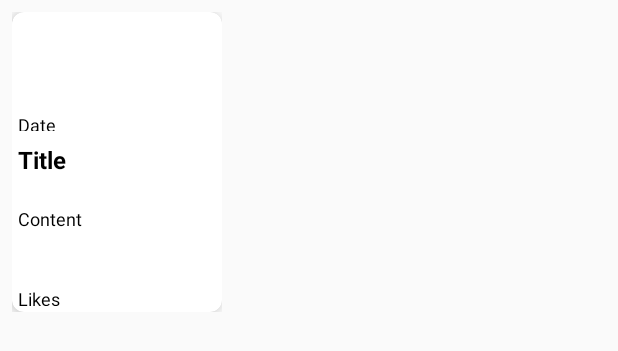
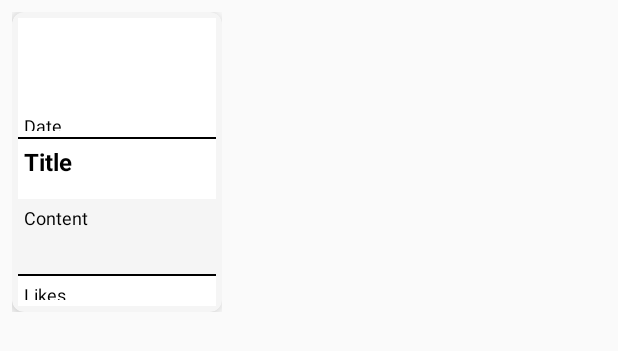
Before and after one commit to damanpreet97/AppOLog, an Android app: the layout item_user_blog_list.xml on its own in the app's theme, with its tools: preview values and no code run, on a phone screen of 412 x 824 dp. Shown: the top 351 px of the screen. Run offline under Robolectric (Android 15) with nearby library versions, the phone set to English and light mode, and no system bars.

Commit message:
made some UI changes in the item user blog list xml

```diff
--- a/app/src/main/res/layout/item_user_blog_list.xml
+++ b/app/src/main/res/layout/item_user_blog_list.xml
@@ -9,11 +9,14 @@
 
     <android.support.v7.widget.CardView
         app:cardCornerRadius="8dp"
+        app:cardBackgroundColor="@color/grey"
         app:cardElevation="4dp"
         android:layout_width="match_parent"
         android:layout_height="match_parent">
 
         <LinearLayout
+            android:layout_margin="4dp"
+            android:background="@color/white"
             android:layout_width="match_parent"
             android:layout_height="match_parent"
             android:orientation="vertical">
@@ -34,6 +37,13 @@
                 android:layout_height="0dp"
                 android:layout_weight="2"/>
 
+            <View
+                android:clickable="true"
+                android:focusable="true"
+                android:layout_width="match_parent"
+                android:layout_height="1dp"
+                android:background="@color/black" />
+
             <TextView
                 android:padding="4dp"
                 android:id="@+id/item_ub_tv_title"
@@ -52,9 +62,16 @@
                 android:textSize="12sp"
                 tools:text="Content"
                 android:textColor="@color/black"
+                android:background="@color/grey"
                 android:layout_height="0dp"
                 android:layout_weight="5"/>
 
+            <View
+                android:clickable="true"
+                android:focusable="true"
+                android:layout_width="match_parent"
+                android:layout_height="1dp"
+                android:background="@color/black" />
 
             <TextView
                 android:padding="4dp"
```
